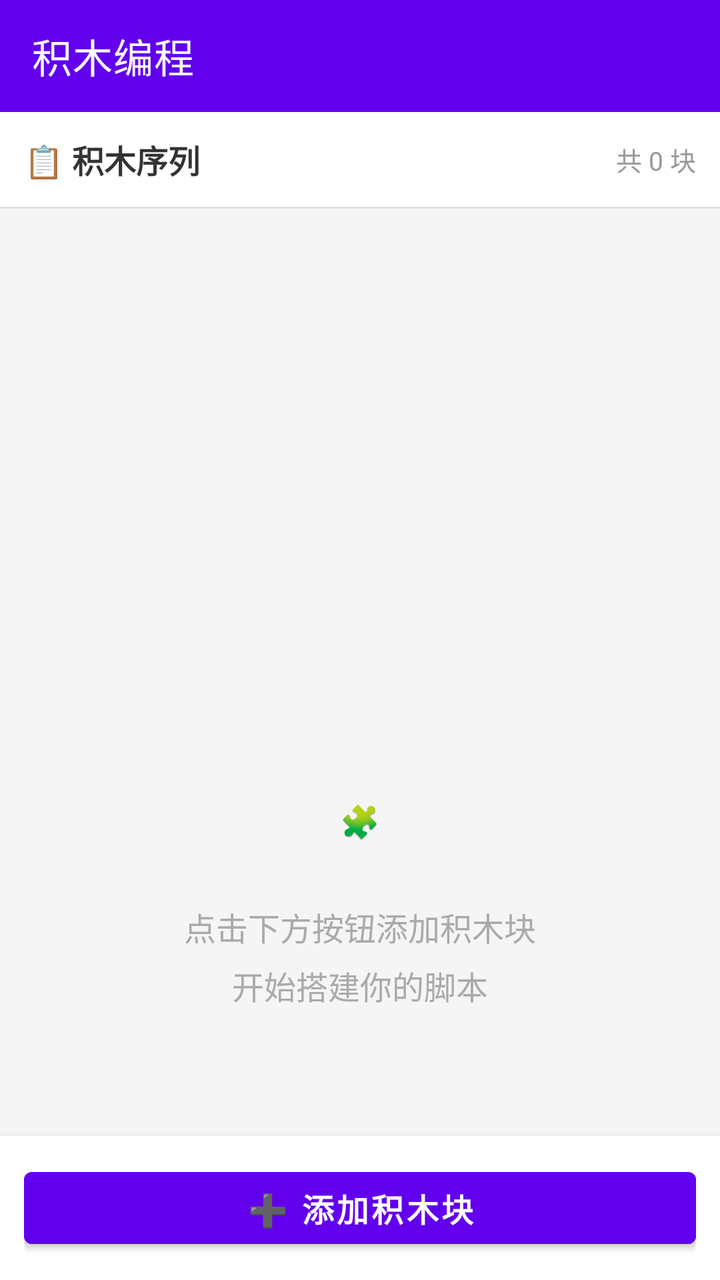
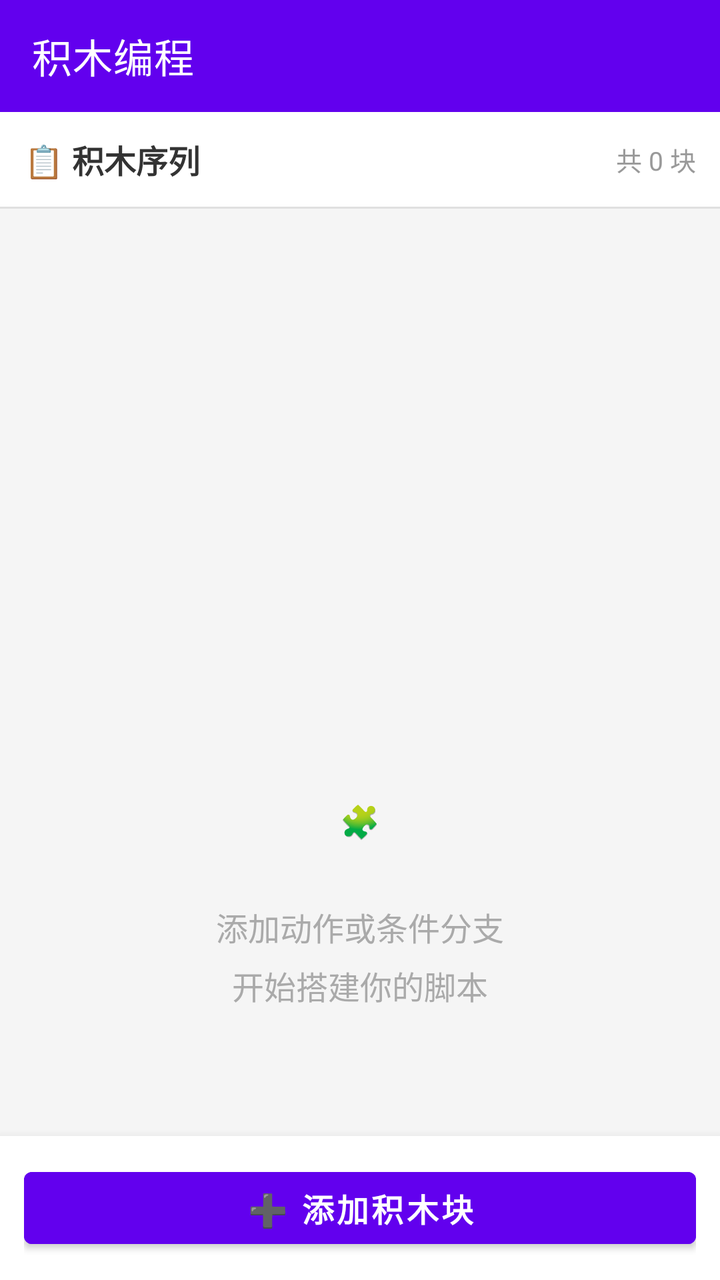

Two renders of the same Android screen: before a commit and after it. Below are the layout's source before the change and the commit's diff.
<!-- AndroidManifest.xml: application theme Theme.AutoScript -->
<!-- res/layout/activity_block_editor.xml -->
<?xml version="1.0" encoding="utf-8"?>
<LinearLayout xmlns:android="http://schemas.android.com/apk/res/android"
    xmlns:app="http://schemas.android.com/apk/res-auto"
    android:layout_width="match_parent"
    android:layout_height="match_parent"
    android:orientation="vertical"
    android:background="#F5F5F5">

    
    <com.google.android.material.appbar.MaterialToolbar
        android:id="@+id/toolbar"
        android:layout_width="match_parent"
        android:layout_height="?attr/actionBarSize"
        android:background="@color/design_default_color_primary"
        app:title="积木编程"
        app:titleTextColor="@android:color/white"
        app:navigationIconTint="@android:color/white" />

    
    <LinearLayout
        android:layout_width="match_parent"
        android:layout_height="wrap_content"
        android:orientation="horizontal"
        android:gravity="center_vertical"
        android:padding="12dp"
        android:background="#FFFFFF">

        <TextView
            android:layout_width="0dp"
            android:layout_height="wrap_content"
            android:layout_weight="1"
            android:text="📋 积木序列"
            android:textSize="16sp"
            android:textStyle="bold"
            android:textColor="#333333" />

        <TextView
            android:id="@+id/tvBlockCount"
            android:layout_width="wrap_content"
            android:layout_height="wrap_content"
            android:text="共 0 块"
            android:textSize="13sp"
            android:textColor="#999999" />
    </LinearLayout>

    <View
        android:layout_width="match_parent"
        android:layout_height="1dp"
        android:background="#E0E0E0" />

    
    <androidx.recyclerview.widget.RecyclerView
        android:id="@+id/rvBlocks"
        android:layout_width="match_parent"
        android:layout_height="0dp"
        android:layout_weight="1"
        android:paddingTop="4dp"
        android:paddingBottom="4dp"
        android:clipToPadding="false" />

    
    <TextView
        android:id="@+id/tvEmpty"
        android:layout_width="match_parent"
        android:layout_height="0dp"
        android:layout_weight="1"
        android:gravity="center"
        android:text="🧩\n\n点击下方按钮添加积木块\n开始搭建你的脚本"
        android:textSize="16sp"
        android:textColor="#AAAAAA"
        android:lineSpacingExtra="6dp"
        android:visibility="visible" />

    
    <LinearLayout
        android:layout_width="match_parent"
        android:layout_height="wrap_content"
        android:orientation="vertical"
        android:background="#FFFFFF"
        android:elevation="8dp"
        android:padding="12dp">

        <Button
            android:id="@+id/btnAddBlock"
            android:layout_width="match_parent"
            android:layout_height="48dp"
            android:text="➕ 添加积木块"
            android:textSize="16sp"
            android:textStyle="bold"
            android:backgroundTint="@color/design_default_color_primary" />

    </LinearLayout>

</LinearLayout>
<!-- resources referenced by this layout -->
<resources>
  <style name="Theme.AutoScript" parent="Theme.MaterialComponents.DayNight.DarkActionBar">
          <item name="colorPrimary">#4CAF50</item>
          <item name="colorPrimaryVariant">#388E3C</item>
          <item name="colorOnPrimary">#FFFFFF</item>
          <item name="colorSecondary">#FF9800</item>
          <item name="colorSecondaryVariant">#F57C00</item>
          <item name="colorOnSecondary">#000000</item>
      </style>
</resources>

<!-- the commit's change to res/layout/activity_block_editor.xml (unified diff, before → after) -->
@@ -65,7 +65,7 @@
         android:layout_height="0dp"
         android:layout_weight="1"
         android:gravity="center"
-        android:text="🧩\n\n点击下方按钮添加积木块\n开始搭建你的脚本"
+        android:text="🧩\n\n添加动作或条件分支\n开始搭建你的脚本"
         android:textSize="16sp"
         android:textColor="#AAAAAA"
         android:lineSpacingExtra="6dp"
